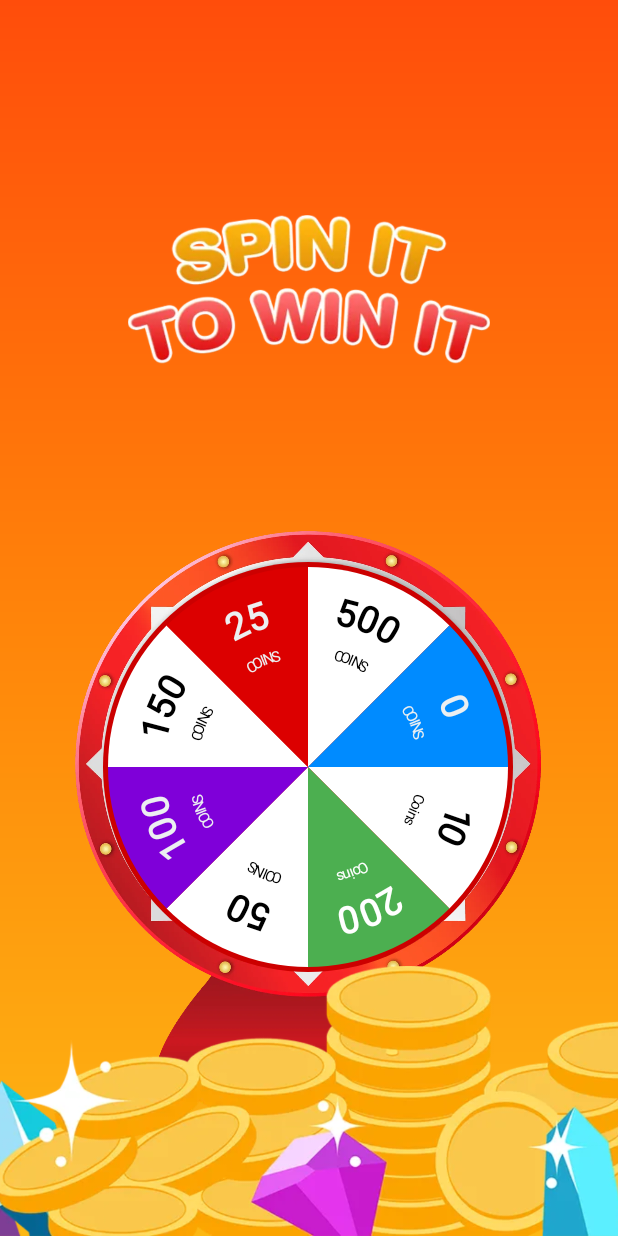
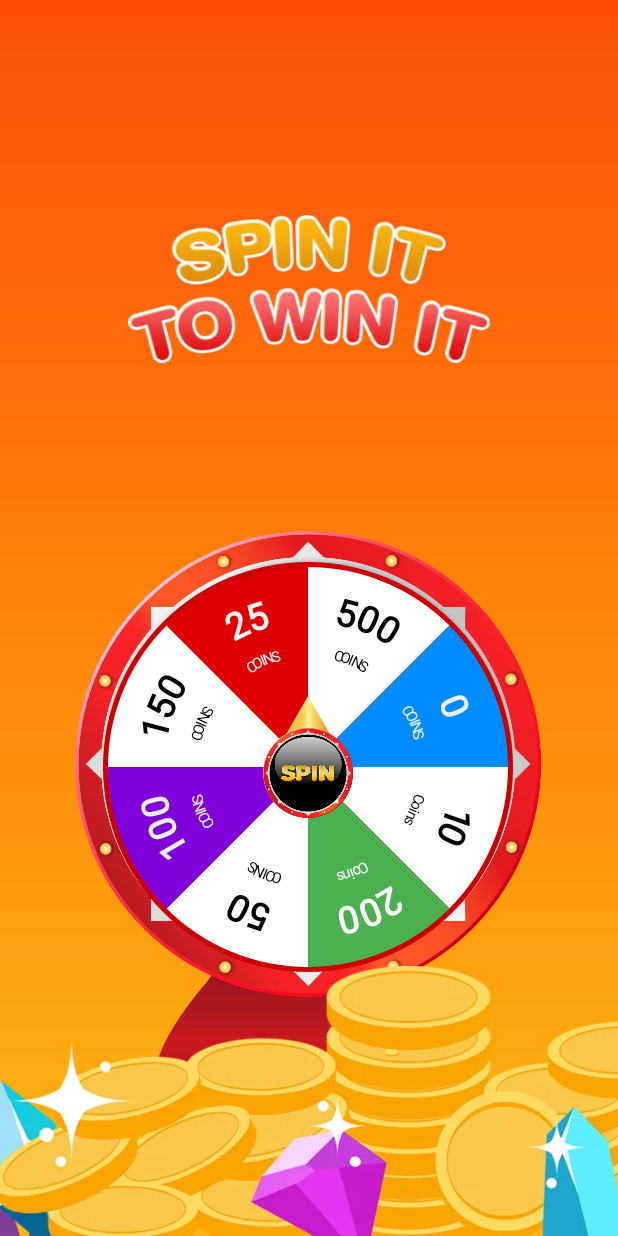
Before and after one commit to gitcoder-aman/Quiz-Project-, an Android app: the SpinnerActivity screen opened directly, with no data from a screen before it, on a phone screen of 412 x 824 dp. Run offline under Robolectric (Android 15) with nearby library versions, the phone set to English and light mode, and no system bars; our stand-ins replace Firebase (no records; nobody signed in at launch, a user with empty details on screens opened directly); Roboto replaces fonts that are not available here.

Commit message:
Spinner Activity Logic

```diff
--- a/app/src/main/res/layout/activity_spinner.xml
+++ b/app/src/main/res/layout/activity_spinner.xml
@@ -17,28 +17,6 @@
         app:layout_constraintHorizontal_bias="0.483"
         app:layout_constraintStart_toStartOf="parent"
         app:srcCompat="@drawable/spin_stand" />
-
-    <ImageView
-        android:id="@+id/imageView8"
-        android:layout_width="60dp"
-        android:layout_height="60dp"
-        app:layout_constraintBottom_toBottomOf="parent"
-        app:layout_constraintEnd_toEndOf="@+id/imageView7"
-        app:layout_constraintStart_toStartOf="@+id/imageView7"
-        app:layout_constraintTop_toTopOf="@+id/imageView7"
-        app:layout_constraintVertical_bias="0.32"
-        app:srcCompat="@drawable/spin_btn" />
-
-    <ImageView
-        android:id="@+id/imageView9"
-        android:layout_width="40dp"
-        android:layout_height="40dp"
-        app:layout_constraintBottom_toBottomOf="parent"
-        app:layout_constraintEnd_toEndOf="@+id/imageView7"
-        app:layout_constraintStart_toStartOf="@+id/imageView7"
-        app:layout_constraintTop_toTopOf="@+id/imageView7"
-        app:layout_constraintVertical_bias="0.23000002"
-        app:srcCompat="@drawable/spinpin" />
 
     <ImageView
         android:id="@+id/imageView10"
@@ -76,4 +54,26 @@
         app:lkwCenterImage="@android:color/transparent">
 
     </com.example.quizearn.SpinWheel.LuckyWheelView>
+
+    <ImageView
+        android:id="@+id/imageView9"
+        android:layout_width="40dp"
+        android:layout_height="40dp"
+        app:layout_constraintBottom_toBottomOf="parent"
+        app:layout_constraintEnd_toEndOf="@+id/imageView7"
+        app:layout_constraintStart_toStartOf="@+id/imageView7"
+        app:layout_constraintTop_toTopOf="@+id/imageView7"
+        app:layout_constraintVertical_bias="0.25"
+        app:srcCompat="@drawable/spinpin" />
+
+    <ImageView
+        android:id="@+id/spinBtn"
+        android:layout_width="60dp"
+        android:layout_height="60dp"
+        app:layout_constraintBottom_toBottomOf="parent"
+        app:layout_constraintEnd_toEndOf="@+id/imageView7"
+        app:layout_constraintStart_toStartOf="@+id/imageView7"
+        app:layout_constraintTop_toTopOf="@+id/imageView7"
+        app:layout_constraintVertical_bias="0.32"
+        app:srcCompat="@drawable/spin_btn" />
 </androidx.constraintlayout.widget.ConstraintLayout>
```
Also changed, not shown: app/src/main/java/com/example/quizearn/SpinnerActivity.java (+64 -0 lines).
